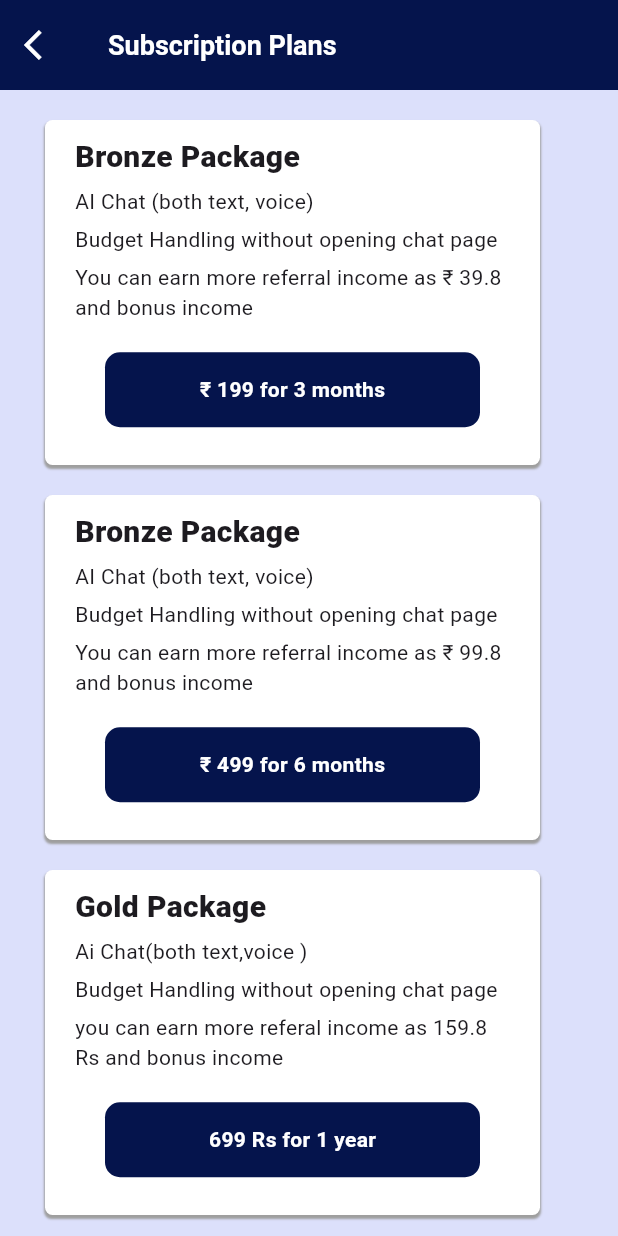
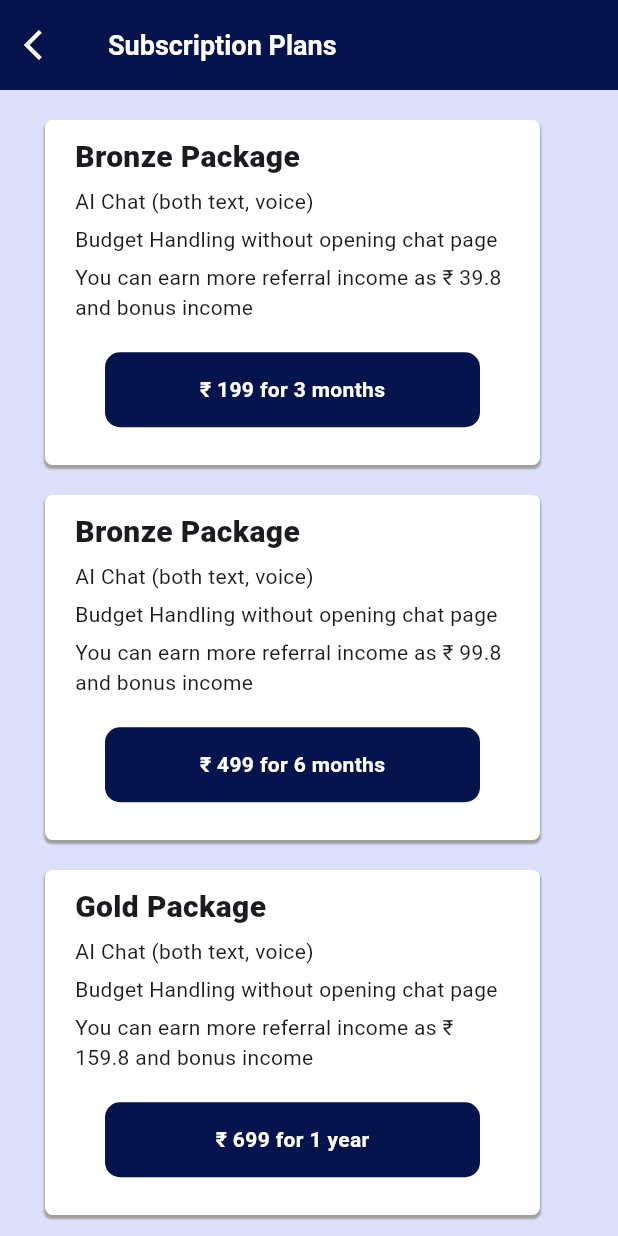
Before and after one commit to AthiraaAthi/project_way, a Flutter app: the SubscriptionScreen screen opened directly, on a phone screen of 412 x 824 dp. Run offline on Flutter 3.47's test engine with Material 3 defaults, Android fonts, the phone set to English and light mode, and no system bars; our stand-ins replace carousel_slider, easy_localization, fl_chart, flutter_toggle_tab, pinput, table_calendar and 1 more.

Commit message:
completed subscription screen lang changing,strting to modify font according to the lang

```diff
--- a/lib/view/subscription_screen/subscription_screen.dart
+++ b/lib/view/subscription_screen/subscription_screen.dart
@@ -65,12 +65,11 @@ class SubscriptionScreen extends StatelessWidget {
                     price: "subscriptionScreen.silverPrice".tr(),
                   ),
                   SubscriptionWidget(
-                    Title: "Gold Package",
-                    first: "Ai Chat(both text,voice )",
-                    second: "Budget Handling without opening chat page",
-                    third:
-                        "you can earn more referal income as 159.8 Rs and bonus income",
-                    price: "699 Rs for 1 year",
+                    Title: "subscriptionScreen.goldPackage".tr(),
+                    first: "subscriptionScreen.aiChat".tr(),
+                    second: "subscriptionScreen.budgetHandling".tr(),
+                    third: "subscriptionScreen.goldReferalIncome".tr(),
+                    price: "subscriptionScreen.goldPrice".tr(),
                   ),
                   space
                 ],
```
